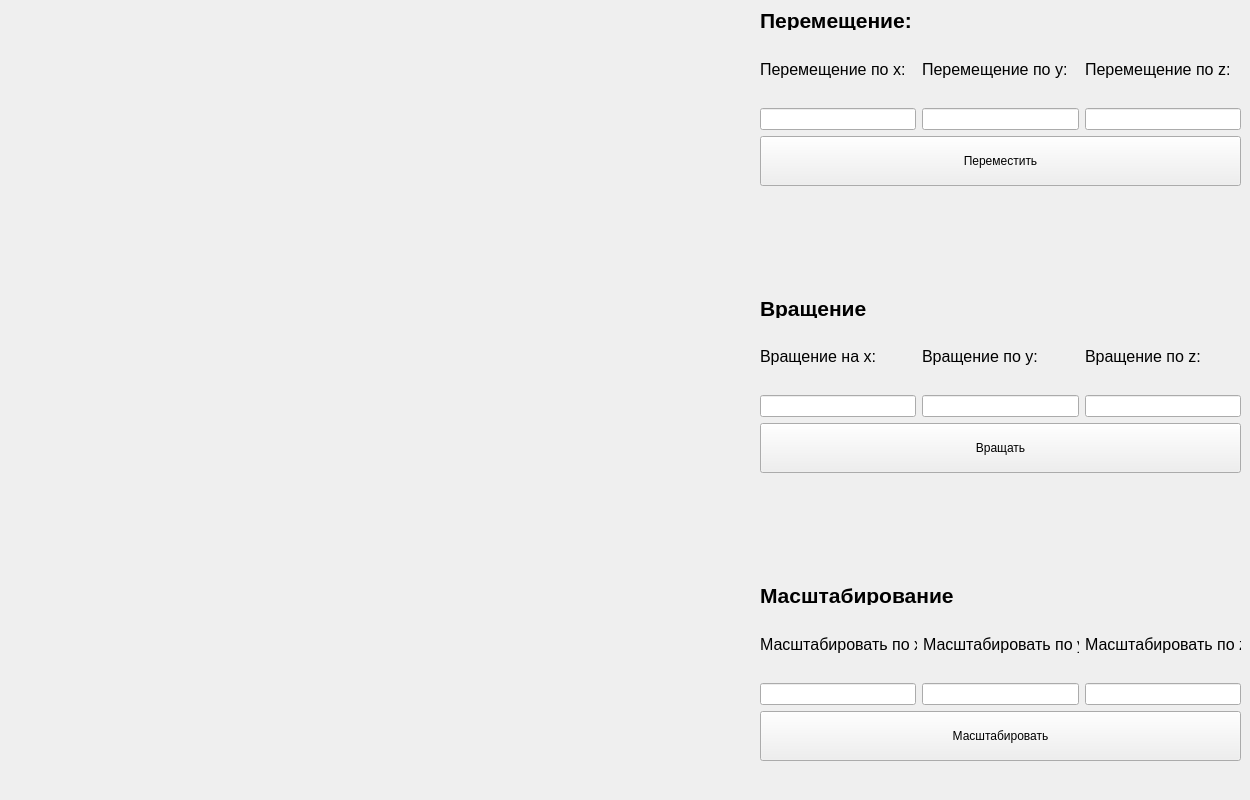
This is lab_01/src/main_window.ui in jur4ikoff/bmstu-oop as Qt 5 draws it before an edit. The edited form follows.
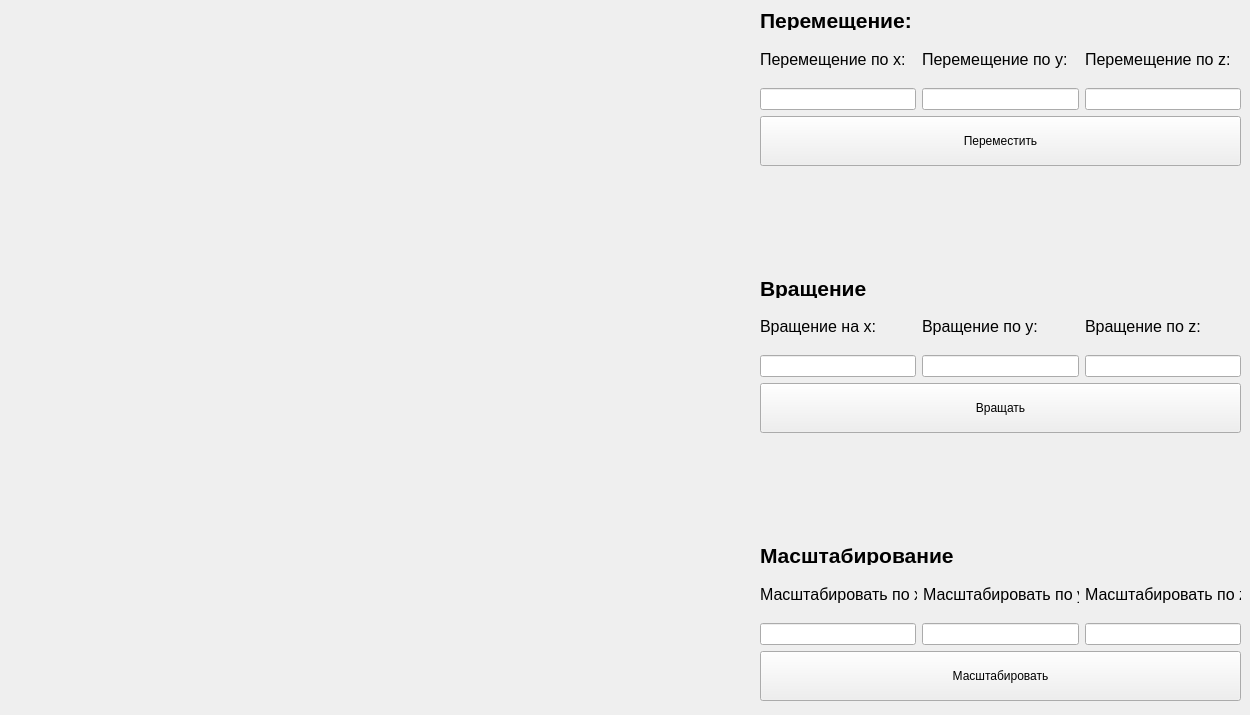
This is the edited form.

```diff
--- a/lab_01/src/main_window.ui
+++ b/lab_01/src/main_window.ui
@@ -7,33 +7,20 @@
     <x>0</x>
     <y>0</y>
     <width>1250</width>
-    <height>800</height>
+    <height>715</height>
    </rect>
   </property>
   <property name="windowTitle">
    <string>Lab 01</string>
   </property>
   <widget class="QWidget" name="centralwidget">
-   <widget class="QFrame" name="render_widget">
-    <property name="geometry">
-     <rect>
-      <x>10</x>
-      <y>10</y>
-      <width>750</width>
-      <height>750</height>
-     </rect>
-    </property>
-    <property name="frameShape">
-     <enum>QFrame::NoFrame</enum>
-    </property>
-   </widget>
    <widget class="QWidget" name="layoutWidget">
     <property name="geometry">
      <rect>
       <x>760</x>
       <y>10</y>
       <width>481</width>
-      <height>751</height>
+      <height>691</height>
      </rect>
     </property>
     <layout class="QVBoxLayout" name="verticalLayout_2">
@@ -157,6 +144,7 @@
        <property name="font">
         <font>
          <pointsize>5</pointsize>
+         <weight>75</weight>
          <bold>true</bold>
         </font>
        </property>
@@ -176,6 +164,7 @@
        <property name="font">
         <font>
          <pointsize>16</pointsize>
+         <weight>75</weight>
          <bold>true</bold>
         </font>
        </property>
@@ -285,6 +274,7 @@
        <property name="font">
         <font>
          <pointsize>5</pointsize>
+         <weight>75</weight>
          <bold>true</bold>
         </font>
        </property>
@@ -304,6 +294,7 @@
        <property name="font">
         <font>
          <pointsize>16</pointsize>
+         <weight>75</weight>
          <bold>true</bold>
         </font>
        </property>
@@ -398,6 +389,19 @@
      </item>
     </layout>
    </widget>
+   <widget class="QLabel" name="render_widget">
+    <property name="geometry">
+     <rect>
+      <x>20</x>
+      <y>10</y>
+      <width>700</width>
+      <height>700</height>
+     </rect>
+    </property>
+    <property name="text">
+     <string/>
+    </property>
+   </widget>
   </widget>
  </widget>
  <resources/>
```
Left out of the diff: 1 changed line with no effect on the pictures.
